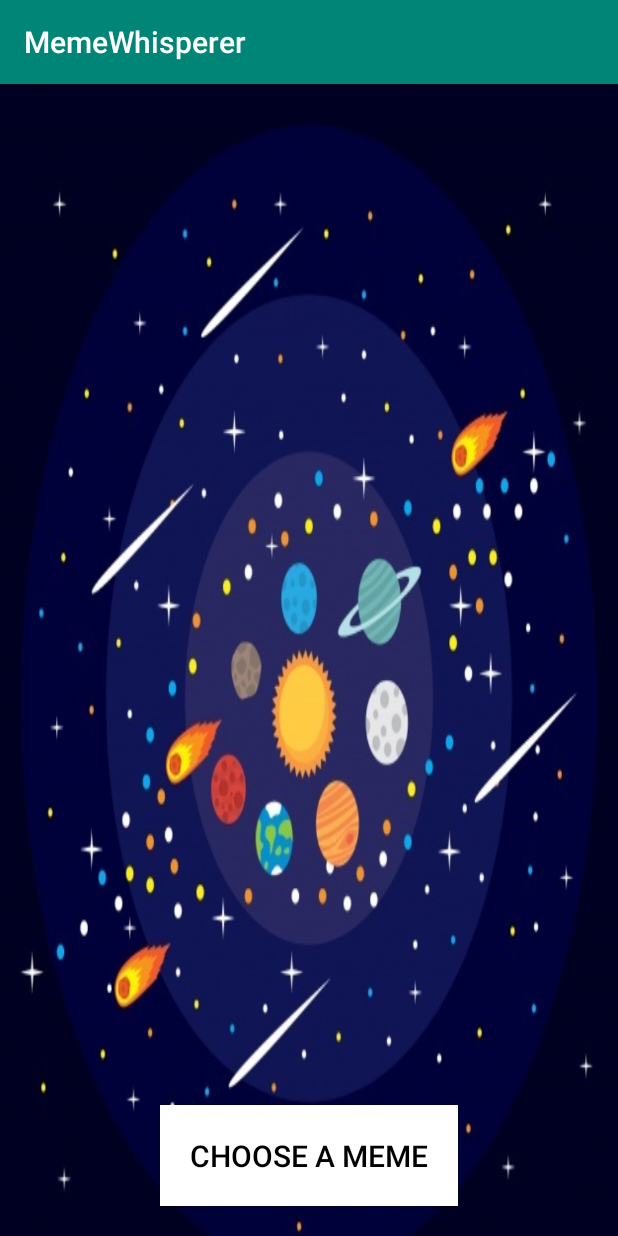
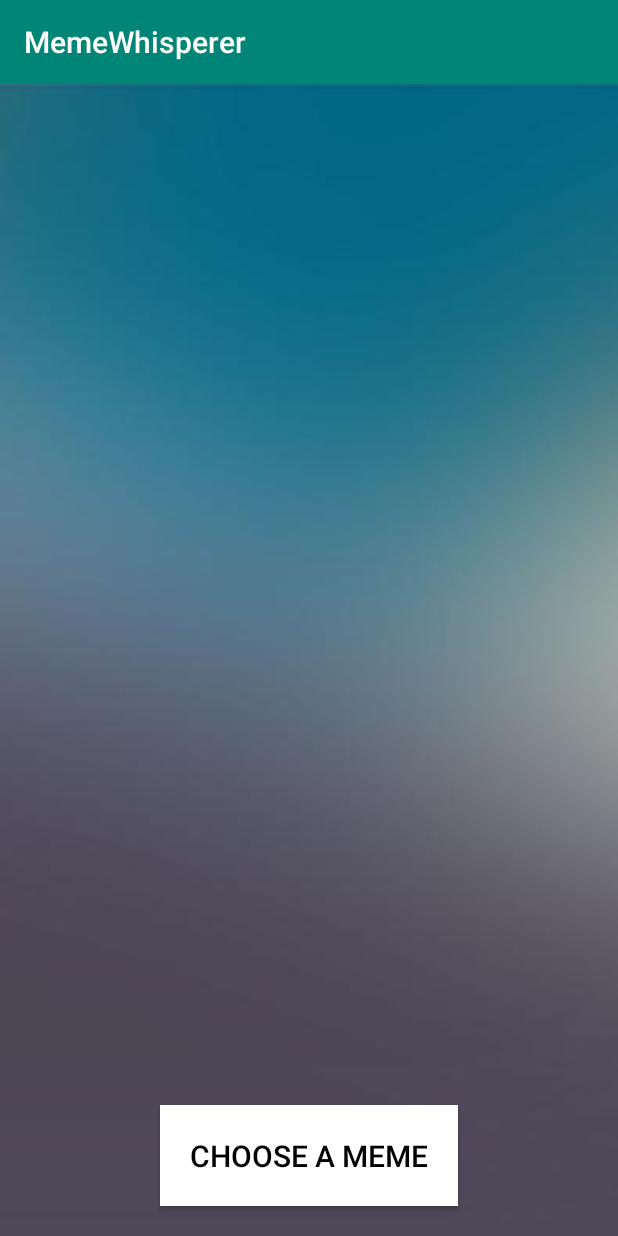
Before and after one commit to codecomp2019/1791, an Android app: the screen it shows after launch (MainActivity), on a phone screen of 412 x 824 dp. Run offline under Robolectric (Android 15) with nearby library versions, the phone set to English and light mode, and no system bars; libraries missing offline, so code that uses them is left out: com.google.android.gms; 3 statements that could not run were skipped.

Commit message:
I swear I'm done I promlise

```diff
--- a/app/src/main/res/layout/image_area.xml
+++ b/app/src/main/res/layout/image_area.xml
@@ -9,9 +9,9 @@
 
     <!--Space for Image-->
     <ImageView
-        android:layout_width="wrap_content"
+        android:layout_width="match_parent"
         android:layout_height="match_parent"
-        android:background="@drawable/bkg"
+        android:background="@drawable/bg3"
         android:scaleType="center" />
 
     <!--imageView-->
--- a/app/src/main/res/layout/start_buttons.xml
+++ b/app/src/main/res/layout/start_buttons.xml
@@ -6,9 +6,9 @@
 
     <!--Background Image-->
     <ImageView
-        android:layout_width="wrap_content"
+        android:layout_width="match_parent"
         android:layout_height="match_parent"
-        android:background="@drawable/bkg"
+        android:background="@drawable/bg3"
         android:scaleType="center"
         />
     <ImageView
```
Also changed, not shown: app/src/main/res/drawable/bg2.jpg (added), app/src/main/res/drawable/bg3.jpg (added).
